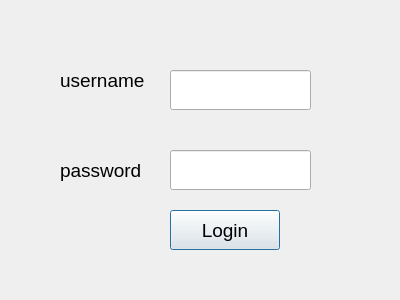
First picture: the form in bankautomat/login.ui, repository T1juko00/Pankkiautomaatti-kouluprojekti, before the edit.
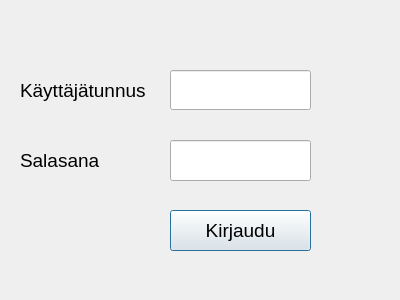
Second picture: the form after the edit.

```diff
--- a/bankautomat/login.ui
+++ b/bankautomat/login.ui
@@ -22,9 +22,9 @@
    <property name="geometry">
     <rect>
      <x>170</x>
-     <y>150</y>
+     <y>140</y>
      <width>141</width>
-     <height>40</height>
+     <height>41</height>
     </rect>
    </property>
    <property name="echoMode">
@@ -36,38 +36,38 @@
     <rect>
      <x>170</x>
      <y>210</y>
-     <width>110</width>
-     <height>40</height>
+     <width>141</width>
+     <height>41</height>
     </rect>
    </property>
    <property name="text">
-    <string>Login</string>
+    <string>Kirjaudu</string>
    </property>
   </widget>
   <widget class="QLabel" name="label">
    <property name="geometry">
     <rect>
-     <x>60</x>
-     <y>60</y>
-     <width>110</width>
+     <x>20</x>
+     <y>70</y>
+     <width>131</width>
      <height>40</height>
     </rect>
    </property>
    <property name="text">
-    <string>username</string>
+    <string>Käyttäjätunnus</string>
    </property>
   </widget>
   <widget class="QLabel" name="label_2">
    <property name="geometry">
     <rect>
-     <x>60</x>
-     <y>150</y>
+     <x>20</x>
+     <y>140</y>
      <width>110</width>
      <height>40</height>
     </rect>
    </property>
    <property name="text">
-    <string>password</string>
+    <string>Salasana</string>
    </property>
   </widget>
   <widget class="QLineEdit" name="leUsername">
```
